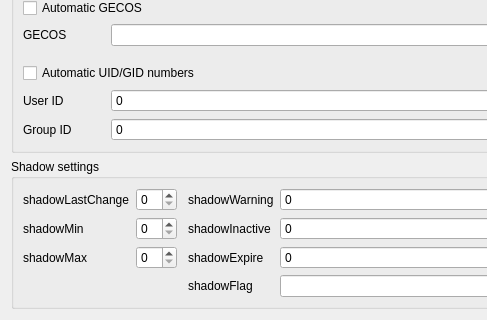
First picture: the form in agent/src/clacks/agent/data/templates/default/posix-user.ui, repository gonicus/clacks, before the edit; both pictures show x 0 to 487 and y 109 to 429 of the 615 by 429 pixel window.
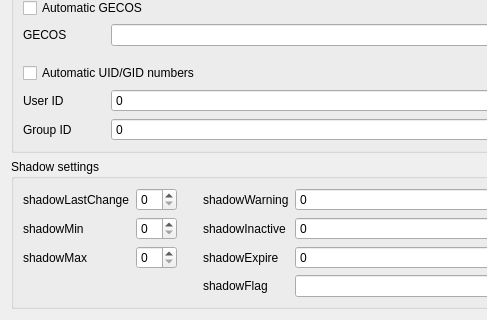
Second picture: the form after the edit. Icons and pictures are not drawn.

```diff
--- a/agent/src/clacks/agent/data/templates/default/posix-user.ui
+++ b/agent/src/clacks/agent/data/templates/default/posix-user.ui
@@ -234,7 +234,7 @@
           </property>
           <property name="sizeHint" stdset="0">
            <size>
-            <width>5</width>
+            <width>20</width>
             <height>20</height>
            </size>
           </property>
```
Left out of the diff: 13 changed lines with no effect on the pictures.
